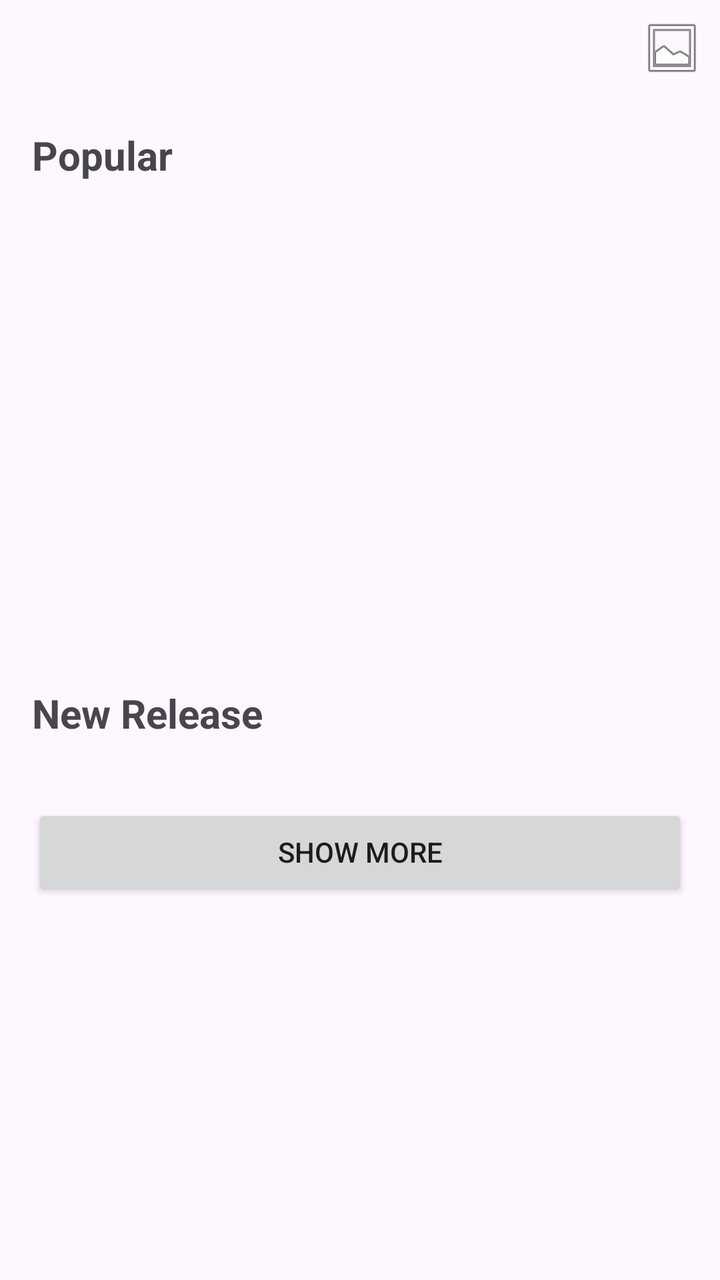
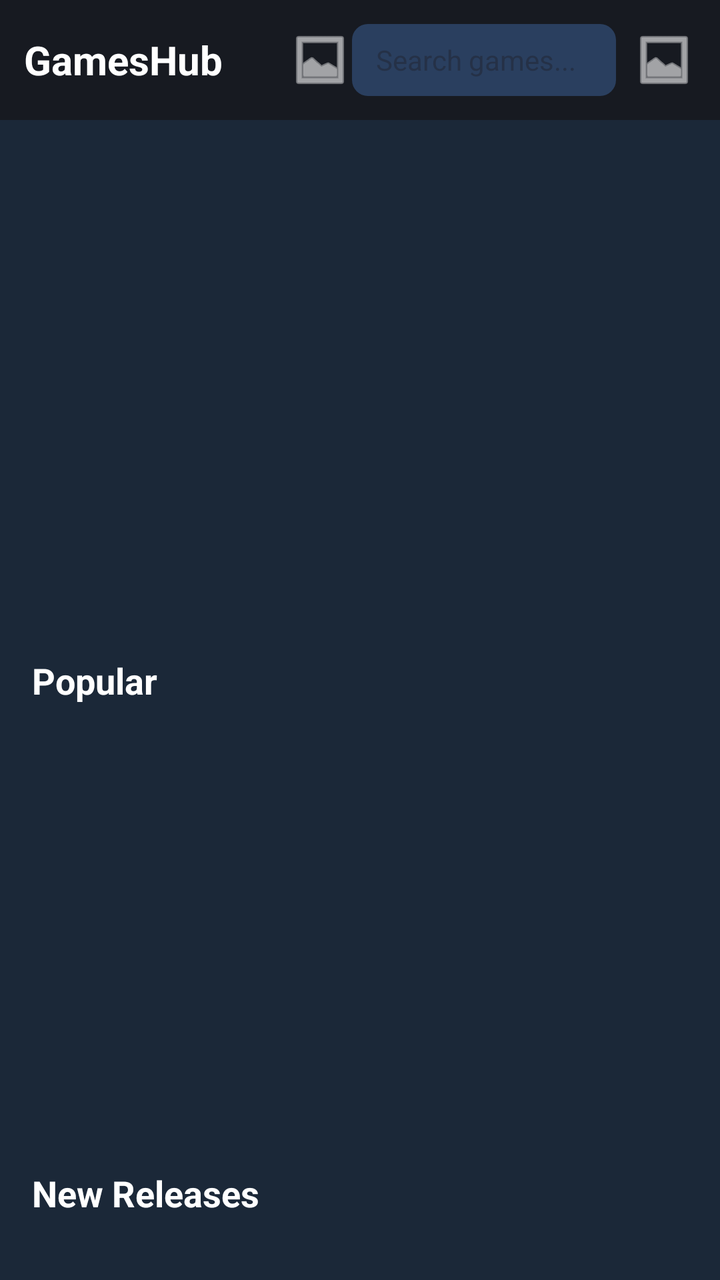

Two renders of the same Android screen: before a commit and after it. Below are the layout's source before the change and the commit's diff.
<!-- AndroidManifest.xml: application theme Theme.GameHub -->
<!-- res/layout/fragment_games.xml -->
<?xml version="1.0" encoding="utf-8"?>
<ScrollView xmlns:android="http://schemas.android.com/apk/res/android"
    android:layout_width="match_parent"
    android:layout_height="match_parent">

    <LinearLayout
        android:layout_width="match_parent"
        android:layout_height="wrap_content"
        android:orientation="vertical">

        <LinearLayout
            android:layout_width="match_parent"
            android:layout_height="wrap_content"
            android:orientation="horizontal"
            android:gravity="end"
            android:padding="8dp">

            <ImageButton
                android:id="@+id/buttonCart"
                android:layout_width="wrap_content"
                android:layout_height="wrap_content"
                android:src="@android:drawable/ic_menu_gallery"
                android:background="?attr/selectableItemBackgroundBorderless" />

            <TextView
                android:id="@+id/textCartBadge"
                android:layout_width="wrap_content"
                android:layout_height="wrap_content"
                android:layout_gravity="top|end"
                android:background="@drawable/circle_background"
                android:textColor="#FFFFFF"
                android:textSize="10sp"
                android:padding="2dp"
                android:minWidth="16dp"
                android:gravity="center"
                android:visibility="gone" />

        </LinearLayout>

        <TextView
            android:layout_width="wrap_content"
            android:layout_height="wrap_content"
            android:text="Popular"
            android:textSize="20sp"
            android:textStyle="bold"
            android:layout_margin="16dp" />

        <androidx.recyclerview.widget.RecyclerView
            android:id="@+id/recyclerPopular"
            android:layout_width="match_parent"
            android:layout_height="220dp"
            android:paddingStart="16dp" />

        <TextView
            android:layout_width="wrap_content"
            android:layout_height="wrap_content"
            android:text="New Release"
            android:textSize="20sp"
            android:textStyle="bold"
            android:layout_margin="16dp" />

        <LinearLayout
            android:id="@+id/containerNewRelease"
            android:layout_width="match_parent"
            android:layout_height="wrap_content"
            android:orientation="vertical" />

        <Button
            android:id="@+id/buttonShowMore"
            android:layout_width="match_parent"
            android:layout_height="wrap_content"
            android:text="Show More"
            android:layout_margin="16dp" />

    </LinearLayout>

</ScrollView>
<!-- resources referenced by this layout -->
<resources>
  <!-- drawable circle_background (drawable) -->
  <?xml version="1.0" encoding="utf-8"?>
  <shape xmlns:android="http://schemas.android.com/apk/res/android"
      android:shape="oval">
      <solid android:color="@android:color/darker_gray" />
  </shape>
  <style name="Theme.GameHub" parent="Theme.Material3.DayNight.NoActionBar" />
</resources>

<!-- the commit's change to res/layout/fragment_games.xml (unified diff, before → after) -->
@@ -1,77 +1,174 @@
 <?xml version="1.0" encoding="utf-8"?>
-<ScrollView xmlns:android="http://schemas.android.com/apk/res/android"
+<androidx.core.widget.NestedScrollView
+    xmlns:android="http://schemas.android.com/apk/res/android"
     android:layout_width="match_parent"
-    android:layout_height="match_parent">
+    android:layout_height="match_parent"
+    android:background="#1B2838">
 
     <LinearLayout
         android:layout_width="match_parent"
         android:layout_height="wrap_content"
         android:orientation="vertical">
 
+        
         <LinearLayout
             android:layout_width="match_parent"
             android:layout_height="wrap_content"
             android:orientation="horizontal"
-            android:gravity="end"
-            android:padding="8dp">
+            android:gravity="center_vertical"
+            android:padding="12dp"
+            android:background="#171A21">
+
+            <TextView
+                android:layout_width="0dp"
+                android:layout_height="wrap_content"
+                android:layout_weight="1"
+                android:text="GamesHub"
+                android:textColor="#FFFFFF"
+                android:textSize="20sp"
+                android:textStyle="bold" />
 
             <ImageButton
                 android:id="@+id/buttonCart"
                 android:layout_width="wrap_content"
                 android:layout_height="wrap_content"
                 android:src="@android:drawable/ic_menu_gallery"
-                android:background="?attr/selectableItemBackgroundBorderless" />
+                android:background="?attr/selectableItemBackgroundBorderless"
+                android:tint="#FFFFFF" />
 
-            <TextView
-                android:id="@+id/textCartBadge"
+            <EditText
+                android:id="@+id/searchBar"
+                android:layout_width="0dp"
+                android:layout_height="36dp"
+                android:layout_weight="1"
+                android:hint="Search games..."
+                android:textColor="#FFFFFF"
+                android:textSize="14sp"
+                android:paddingStart="12dp"
+                android:paddingEnd="12dp"
+                android:background="@drawable/search_bar_bg"
+                android:inputType="text"
+                android:imeOptions="actionSearch"
+                android:focusable="false"
+                android:clickable="true"
+                android:singleLine="true" />
+
+            <FrameLayout
                 android:layout_width="wrap_content"
                 android:layout_height="wrap_content"
-                android:layout_gravity="top|end"
-                android:background="@drawable/circle_background"
-                android:textColor="#FFFFFF"
-                android:textSize="10sp"
-                android:padding="2dp"
-                android:minWidth="16dp"
-                android:gravity="center"
-                android:visibility="gone" />
+                android:layout_marginStart="8dp">
+
+                <ImageButton
+                    android:id="@+id/buttonCart"
+                    android:layout_width="wrap_content"
+                    android:layout_height="wrap_content"
+                    android:src="@android:drawable/ic_menu_gallery"
+                    android:background="?attr/selectableItemBackgroundBorderless"
+                    android:tint="#FFFFFF" />
+
+                <TextView
+                    android:id="@+id/textCartBadge"
+                    android:layout_width="16dp"
+                    android:layout_height="16dp"
+                    android:layout_gravity="top|end"
+                    android:background="@drawable/circle_background"
+                    android:textColor="#FFFFFF"
+                    android:textSize="10sp"
+                    android:gravity="center"
+                    android:visibility="gone" />
+
+            </FrameLayout>
+
+
 
         </LinearLayout>
 
+        
+        <androidx.viewpager2.widget.ViewPager2
+            android:id="@+id/bannerViewPager"
+            android:layout_width="match_parent"
+            android:layout_height="220dp" />
+
+        
+        <LinearLayout
+            android:id="@+id/bannerDots"
+            android:layout_width="wrap_content"
+            android:layout_height="wrap_content"
+            android:layout_gravity="center_horizontal"
+            android:orientation="horizontal"
+            android:padding="8dp" />
+
+        
+        <HorizontalScrollView
+            android:layout_width="match_parent"
+            android:layout_height="wrap_content"
+            android:scrollbars="none"
+            android:paddingStart="16dp"
+            android:paddingTop="12dp"
+            android:paddingBottom="4dp">
+
+            <LinearLayout
+                android:id="@+id/genreFilterContainer"
+                android:layout_width="wrap_content"
+                android:layout_height="wrap_content"
+                android:orientation="horizontal"
+                android:gravity="center_vertical" />
+
+        </HorizontalScrollView>
+
+        
         <TextView
             android:layout_width="wrap_content"
             android:layout_height="wrap_content"
             android:text="Popular"
-            android:textSize="20sp"
+            android:textColor="#FFFFFF"
+            android:textSize="18sp"
             android:textStyle="bold"
             android:layout_margin="16dp" />
 
         <androidx.recyclerview.widget.RecyclerView
             android:id="@+id/recyclerPopular"
             android:layout_width="match_parent"
-            android:layout_height="220dp"
-            android:paddingStart="16dp" />
+            android:layout_height="200dp"
+            android:paddingStart="16dp"
+            android:clipToPadding="false" />
 
-        <TextView
-            android:layout_width="wrap_content"
-            android:layout_height="wrap_content"
-            android:text="New Release"
-            android:textSize="20sp"
-            android:textStyle="bold"
-            android:layout_margin="16dp" />
-
+        
         <LinearLayout
-            android:id="@+id/containerNewRelease"
             android:layout_width="match_parent"
             android:layout_height="wrap_content"
-            android:orientation="vertical" />
+            android:orientation="horizontal"
+            android:gravity="center_vertical"
+            android:layout_marginTop="16dp">
+
+            <TextView
+                android:layout_width="0dp"
+                android:layout_height="wrap_content"
+                android:layout_weight="1"
+                android:text="New Releases"
+                android:textColor="#FFFFFF"
+                android:textSize="18sp"
+                android:textStyle="bold"
+                android:layout_marginStart="16dp" />
+
+        </LinearLayout>
+
+        <androidx.recyclerview.widget.RecyclerView
+            android:id="@+id/recyclerNewRelease"
+            android:layout_width="match_parent"
+            android:layout_height="wrap_content"
+            android:nestedScrollingEnabled="false"
+            android:padding="16dp" />
 
         <Button
             android:id="@+id/buttonShowMore"
             android:layout_width="match_parent"
             android:layout_height="wrap_content"
             android:text="Show More"
-            android:layout_margin="16dp" />
+            android:layout_margin="16dp"
+            android:backgroundTint="#4C6B22"
+            android:textColor="#FFFFFF" />
 
     </LinearLayout>
 
-</ScrollView>
+</androidx.core.widget.NestedScrollView>
<!-- resource entries referenced after the edit -->
@@ -6,6 +6,13 @@
       android:shape="oval">
       <solid android:color="@android:color/darker_gray" />
   </shape>
+  <!-- drawable search_bar_bg (drawable) -->
+  <?xml version="1.0" encoding="utf-8"?>
+  <shape xmlns:android="http://schemas.android.com/apk/res/android"
+      android:shape="rectangle">
+      <solid android:color="#2A3F5F" />
+      <corners android:radius="8dp" />
+  </shape>
   <style name="Theme.GameHub" parent="Theme.Material3.DayNight.NoActionBar" />
 </resources>
 
